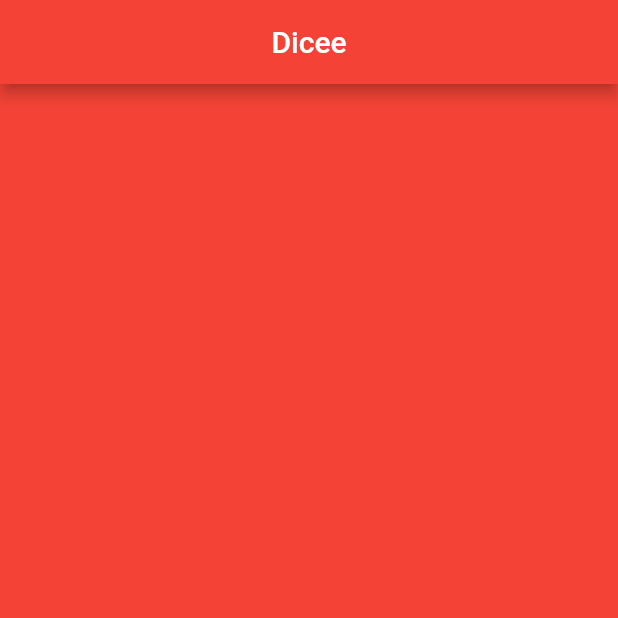
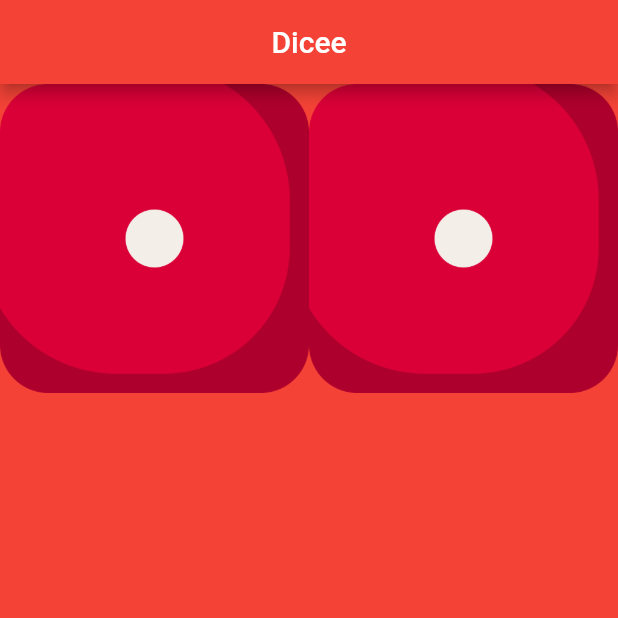
Before and after one commit to jess-alejo/flutter-dicee, a Flutter app: the screen it shows after launch, on a phone screen of 412 x 824 dp, the top half of it. Run offline on Flutter 3.47's test engine with Material 2 defaults, Android fonts, the phone set to English and light mode, and no system bars.

Commit message:
Using the Expanded Widget to Create Flexible Layouts

```diff
--- a/lib/main.dart
+++ b/lib/main.dart
@@ -20,6 +20,11 @@ void main() {
 class DicePage extends StatelessWidget {
   @override
   Widget build(BuildContext context) {
-    return Container();
+    return Row(
+      children: [
+        Expanded(child: Image.asset("assets/images/dice1.png")),
+        Expanded(child: Image.asset("assets/images/dice1.png")),
+      ],
+    );
   }
 }
```
